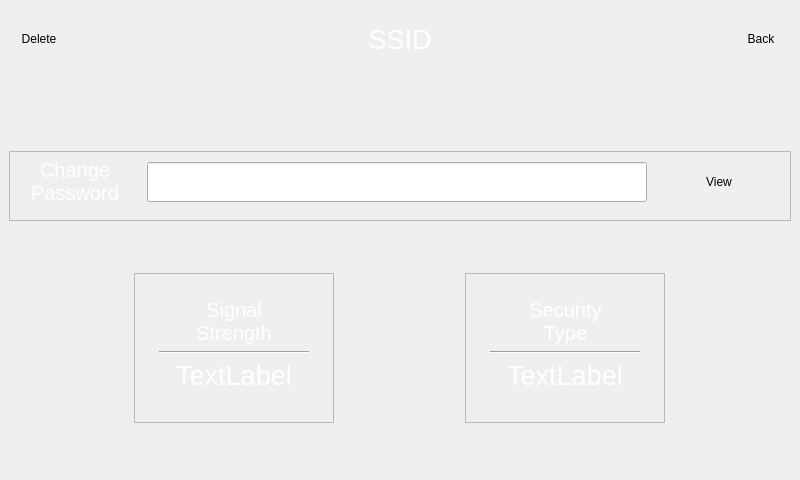
Qt form BlocksScreen/lib/ui/wifiConnectivityWindow.ui (BlocksTechnology/BlocksScreen) before a commit.
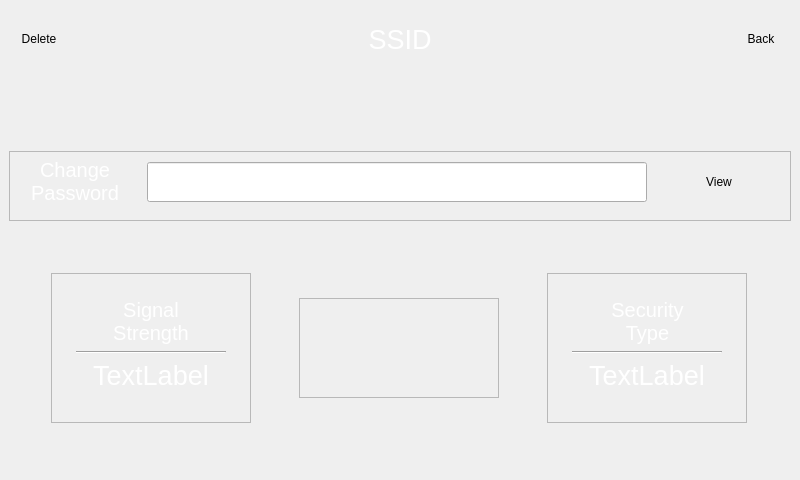
The same form after that commit. The open tabs and pages were chosen to show the change. Icons and pictures are not drawn. Custom widgets are drawn as their Qt base class.

Commit message:
Work delete network option (#56)
* Added: three new icons, delete network button on saved network panel

* Fix: import Qt version

* Fix: broken packages due to typos

* Formatting

* Add: Update software icon

* Added: Activate network button, for saved networks

* Add: update icon

* Refactor

Patch:
```diff
--- a/BlocksScreen/lib/ui/wifiConnectivityWindow.ui
+++ b/BlocksScreen/lib/ui/wifiConnectivityWindow.ui
@@ -1592,6 +1592,68 @@
           </widget>
          </widget>
         </item>
+        <item>
+         <widget class="BlocksCustomFrame" name="frame">
+          <property name="maximumSize">
+           <size>
+            <width>200</width>
+            <height>100</height>
+           </size>
+          </property>
+          <property name="frameShape">
+           <enum>QFrame::StyledPanel</enum>
+          </property>
+          <property name="frameShadow">
+           <enum>QFrame::Raised</enum>
+          </property>
+          <layout class="QHBoxLayout" name="horizontalLayout">
+           <item>
+            <widget class="IconButton" name="network_activate_btn">
+             <property name="minimumSize">
+              <size>
+               <width>80</width>
+               <height>80</height>
+              </size>
+             </property>
+             <property name="maximumSize">
+              <size>
+               <width>80</width>
+               <height>80</height>
+              </size>
+             </property>
+             <property name="text">
+              <string/>
+             </property>
+             <property name="flat">
+              <bool>true</bool>
+             </property>
+            </widget>
+           </item>
+           <item>
+            <widget class="IconButton" name="network_delete_btn">
+             <property name="minimumSize">
+              <size>
+               <width>60</width>
+               <height>60</height>
+              </size>
+             </property>
+             <property name="maximumSize">
+              <size>
+               <width>80</width>
+               <height>80</height>
+              </size>
+             </property>
+             <property name="text">
+              <string/>
+             </property>
+             <property name="flat">
+              <bool>true</bool>
+             </property>
+            </widget>
+           </item>
+          </layout>
+         </widget>
+        </item>
         <item>
          <widget class="BlocksCustomFrame" name="frame_4">
           <property name="sizePolicy">
```
Left out of the diff: 2 changed lines with no effect on the pictures. The commit also changes 12 other files.
